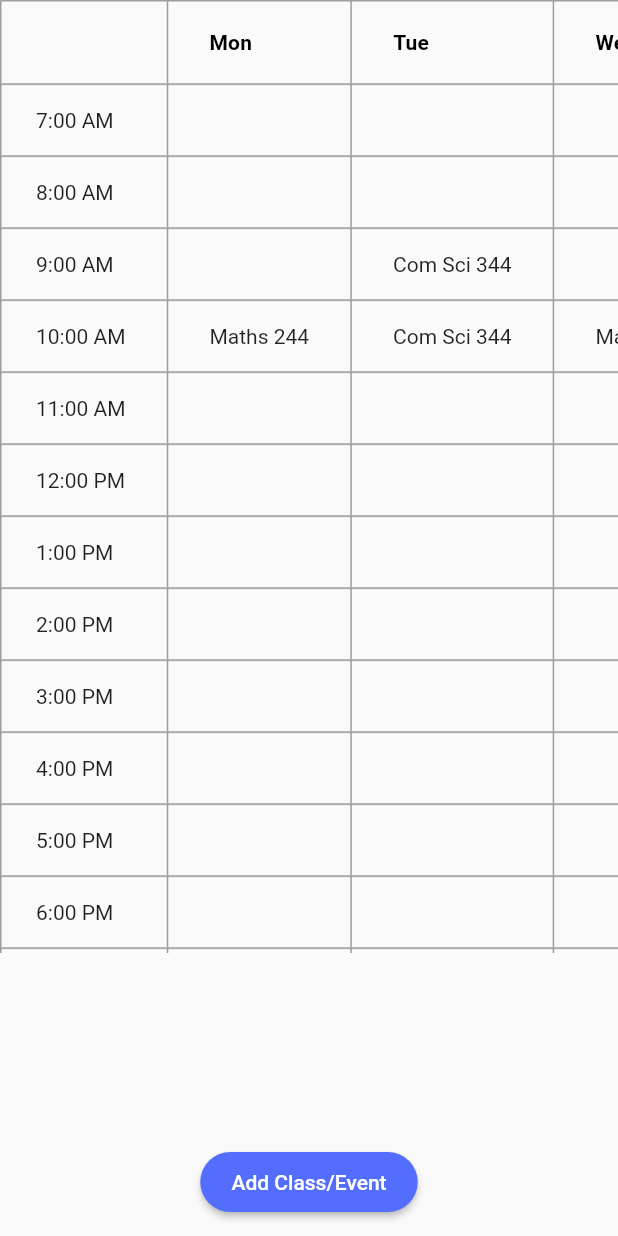
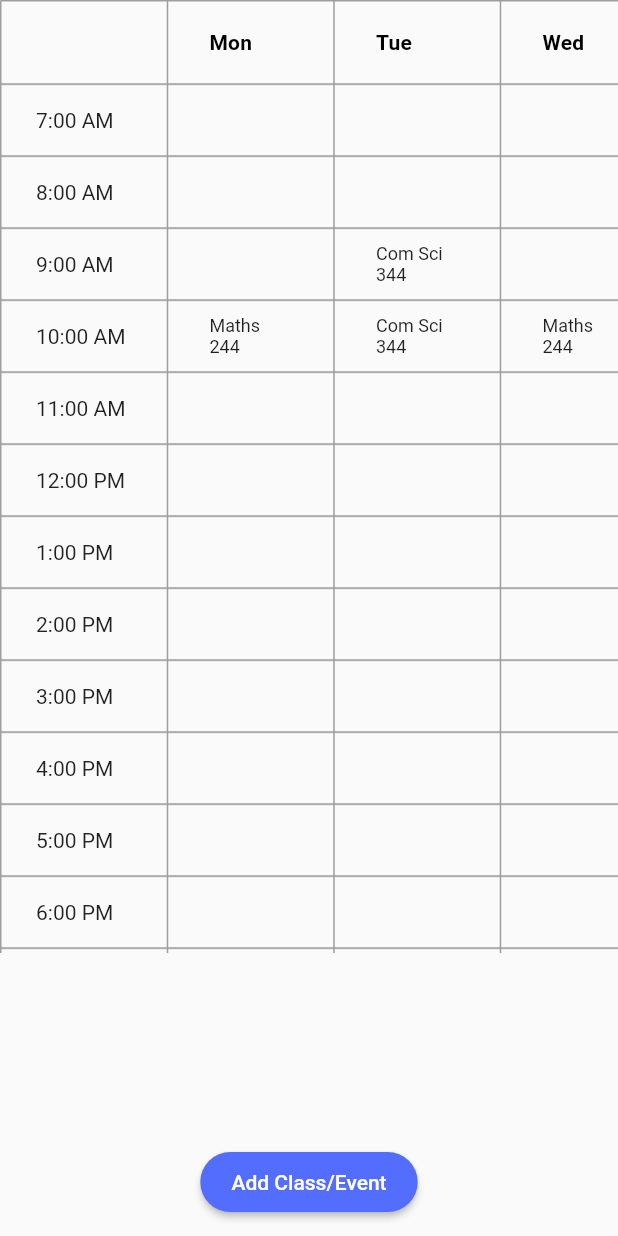
Before and after one commit to SthembisoVinjwa/ClockwiseHQ, a Flutter app: the WeekTimetable screen opened directly, on a phone screen of 412 x 824 dp. Run offline on Flutter 3.47's test engine with Material 2 defaults, Android fonts, the phone set to English and light mode, and no system bars; our stand-ins replace google_mobile_ads, table_calendar; network calls fail.

Commit message:
View timetable

```diff
--- a/lib/timetable/weekly.dart
+++ b/lib/timetable/weekly.dart
@@ -34,7 +34,7 @@ class _WeekTimetableState extends State<WeekTimetable> {
               print(error);
             }
         ),
-        request: AdRequest());
+        request: const AdRequest());
 
     _bannerAd.load();
   }
@@ -44,7 +44,7 @@ class _WeekTimetableState extends State<WeekTimetable> {
       'Maths 244',
       'Jan Mouton',
       'Dr. Gray',
-      [TimeOfDay(hour: 10, minute: 0)],
+      [const TimeOfDay(hour: 10, minute: 0)],
       ['Mon', 'Wed', 'Fri'],
       DateTime(2023, 4, 1),
       DateTime(2023, 4, 30),
@@ -53,7 +53,7 @@ class _WeekTimetableState extends State<WeekTimetable> {
       'Com Sci 344',
       'Enginerring building room A303',
       'Willem Bester',
-      [TimeOfDay(hour: 9, minute: 0), TimeOfDay(hour: 10, minute: 0)],
+      [const TimeOfDay(hour: 9, minute: 0), const TimeOfDay(hour: 10, minute: 0)],
       ['Tue', 'Thu'],
       DateTime(2023, 4, 1),
       DateTime(2023, 4, 30),
@@ -62,7 +62,7 @@ class _WeekTimetableState extends State<WeekTimetable> {
       'GIT 312',
       'Geology Building',
       'Dr. Stuurman',
-      [TimeOfDay(hour: 19, minute: 0), TimeOfDay(hour: 20, minute: 0)],
+      [const TimeOfDay(hour: 19, minute: 0), const TimeOfDay(hour: 20, minute: 0)],
       ['Mon', 'Wed'],
       DateTime(2023, 4, 1),
       DateTime(2023, 4, 30),
@@ -123,7 +123,7 @@ class _WeekTimetableState extends State<WeekTimetable> {
         now.isAfter(activity.startDate) && now.isBefore(activity.endDate));
 
     final daysOfWeek = ['Mon', 'Tue', 'Wed', 'Thu', 'Fri', 'Sat', 'Sun'];
-    final timesOfDay = [
+    const timesOfDay = [
       TimeOfDay(hour: 7, minute: 0),
       TimeOfDay(hour: 8, minute: 0),
       TimeOfDay(hour: 9, minute: 0),
@@ -145,11 +145,11 @@ class _WeekTimetableState extends State<WeekTimetable> {
     return DataTable(
       border: TableBorder.all(color: Colors.grey),
       columns: [
-        DataColumn(label: Text('')),
+        const DataColumn(label: Text('')),
         ...daysOfWeek.map((day) => DataColumn(
                 label: Text(
               day,
-              style: TextStyle(fontWeight: FontWeight.bold),
+              style: const TextStyle(fontWeight: FontWeight.bold),
             ))),
       ],
       rows: [
@@ -157,13 +157,19 @@ class _WeekTimetableState extends State<WeekTimetable> {
           DataRow(cells: [
             DataCell(Text(time.format(context))),
             for (final day in daysOfWeek)
-              DataCell(Text(
+              DataCell(SizedBox(
+                width: 55,
+                child: Text(
+                  maxLines: 3,
+                  style: const TextStyle(fontSize: 12),
+                  overflow: TextOverflow.ellipsis,
                   activeActivities
                       .where((activity) =>
                           activity.daysOfWeek.contains(day) &&
                           activity.times.contains(time))
                       .map((activity) => activity.title)
                       .join('\n'),
+                ),
               )),
           ]),
       ],
--- a/pubspec.yaml
+++ b/pubspec.yaml
@@ -38,6 +38,7 @@ dependencies:
   # Use with the CupertinoIcons class for iOS style icons.
   cupertino_icons: ^1.0.2
   google_mobile_ads: ^2.4.0
+  auto_size_text: ^3.0.0
 
 dev_dependencies:
   flutter_test:
```
Also changed, not shown: lib/screens/home.dart (+12 -6 lines), lib/screens/manage_timetable.dart (renamed from lib/timetable/timetable_and_events.dart, +5 -7 lines), lib/screens/view.dart (+36 -0 lines), pubspec.lock. Lines whose indentation alone changed are shown as unchanged.
